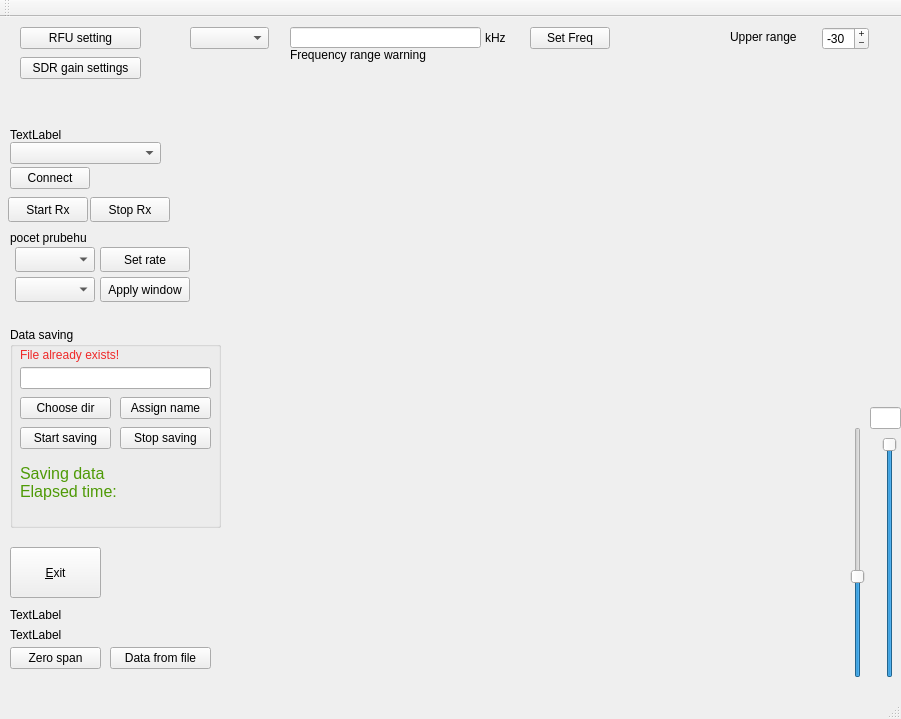
This is mainwindow.ui in petrsvobodnik/DP as Qt 5 draws it before an edit. The edited form follows.
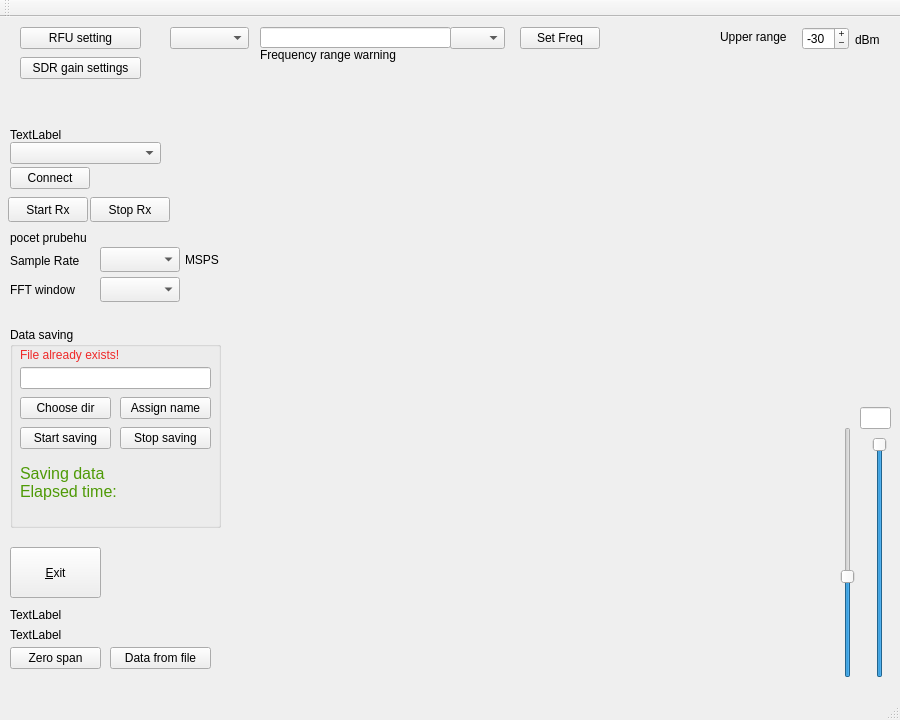
This is the edited form. Custom widgets are drawn as their Qt base class.

Patch:
```diff
--- a/mainwindow.ui
+++ b/mainwindow.ui
@@ -6,8 +6,8 @@
    <rect>
     <x>0</x>
     <y>0</y>
-    <width>901</width>
-    <height>719</height>
+    <width>900</width>
+    <height>720</height>
    </rect>
   </property>
   <property name="windowTitle">
@@ -96,9 +96,9 @@
     <property name="geometry">
      <rect>
       <x>230</x>
-      <y>49</y>
-      <width>661</width>
-      <height>331</height>
+      <y>69</y>
+      <width>651</width>
+      <height>311</height>
      </rect>
     </property>
     <property name="palette">
@@ -520,7 +520,7 @@
    <widget class="QComboBox" name="CBwinShape">
     <property name="geometry">
      <rect>
-      <x>15</x>
+      <x>100</x>
       <y>260</y>
       <width>80</width>
       <height>25</height>
@@ -530,7 +530,7 @@
    <widget class="QComboBox" name="CBfreq">
     <property name="geometry">
      <rect>
-      <x>190</x>
+      <x>170</x>
       <y>10</y>
       <width>79</width>
       <height>22</height>
@@ -540,7 +540,7 @@
    <widget class="QLineEdit" name="LEfreq">
     <property name="geometry">
      <rect>
-      <x>290</x>
+      <x>260</x>
       <y>10</y>
       <width>191</width>
       <height>21</height>
@@ -550,7 +550,7 @@
    <widget class="QPushButton" name="PBsetFreq">
     <property name="geometry">
      <rect>
-      <x>530</x>
+      <x>520</x>
       <y>10</y>
       <width>80</width>
       <height>22</height>
@@ -560,23 +560,10 @@
      <string>Set Freq</string>
     </property>
    </widget>
-   <widget class="QLabel" name="label_4">
-    <property name="geometry">
-     <rect>
-      <x>485</x>
-      <y>13</y>
-      <width>31</width>
-      <height>16</height>
-     </rect>
-    </property>
-    <property name="text">
-     <string>kHz</string>
-    </property>
-   </widget>
    <widget class="QLabel" name="label_5">
     <property name="geometry">
      <rect>
-      <x>290</x>
+      <x>260</x>
       <y>30</y>
       <width>271</width>
       <height>16</height>
@@ -626,7 +613,7 @@
    <widget class="QSpinBox" name="SBupperRange">
     <property name="geometry">
      <rect>
-      <x>822</x>
+      <x>802</x>
       <y>10</y>
       <width>47</width>
       <height>23</height>
@@ -651,7 +638,7 @@
    <widget class="QLabel" name="label_6">
     <property name="geometry">
      <rect>
-      <x>730</x>
+      <x>720</x>
       <y>10</y>
       <width>81</width>
       <height>20</height>
@@ -713,41 +700,15 @@
      <string>TextLabel</string>
     </property>
    </widget>
-   <widget class="QPushButton" name="PBsetWinShape">
-    <property name="geometry">
-     <rect>
-      <x>100</x>
-      <y>260</y>
-      <width>90</width>
-      <height>25</height>
-     </rect>
-    </property>
-    <property name="text">
-     <string>Apply window</string>
-    </property>
-   </widget>
    <widget class="QComboBox" name="CBsampleRate">
     <property name="geometry">
      <rect>
-      <x>15</x>
-      <y>230</y>
-      <width>80</width>
-      <height>25</height>
-     </rect>
-    </property>
-   </widget>
-   <widget class="QPushButton" name="PBSampleRate">
-    <property name="geometry">
-     <rect>
       <x>100</x>
       <y>230</y>
-      <width>90</width>
+      <width>80</width>
       <height>25</height>
      </rect>
     </property>
-    <property name="text">
-     <string>Set rate</string>
-    </property>
    </widget>
    <widget class="QPushButton" name="PBrfuSetting">
     <property name="geometry">
@@ -780,7 +741,7 @@
      <rect>
       <x>230</x>
       <y>400</y>
-      <width>611</width>
+      <width>601</width>
       <height>261</height>
      </rect>
     </property>
@@ -1010,7 +971,7 @@
    <widget class="QSlider" name="SliderColorScale">
     <property name="geometry">
      <rect>
-      <x>880</x>
+      <x>870</x>
       <y>420</y>
       <width>20</width>
       <height>241</height>
@@ -1032,7 +993,7 @@
    <widget class="QLineEdit" name="LEupperWF">
     <property name="geometry">
      <rect>
-      <x>870</x>
+      <x>860</x>
       <y>390</y>
       <width>31</width>
       <height>22</height>
@@ -1042,7 +1003,7 @@
    <widget class="QSlider" name="SliderScaling">
     <property name="geometry">
      <rect>
-      <x>850</x>
+      <x>840</x>
       <y>410</y>
       <width>16</width>
       <height>251</height>
@@ -1081,6 +1042,68 @@
      <number>11</number>
     </property>
    </widget>
+   <widget class="QLabel" name="label">
+    <property name="geometry">
+     <rect>
+      <x>10</x>
+      <y>236</y>
+      <width>91</width>
+      <height>16</height>
+     </rect>
+    </property>
+    <property name="text">
+     <string>Sample Rate</string>
+    </property>
+   </widget>
+   <widget class="QLabel" name="label_3">
+    <property name="geometry">
+     <rect>
+      <x>10</x>
+      <y>265</y>
+      <width>81</width>
+      <height>16</height>
+     </rect>
+    </property>
+    <property name="text">
+     <string>FFT window</string>
+    </property>
+   </widget>
+   <widget class="QLabel" name="label_7">
+    <property name="geometry">
+     <rect>
+      <x>185</x>
+      <y>235</y>
+      <width>41</width>
+      <height>16</height>
+     </rect>
+    </property>
+    <property name="text">
+     <string>MSPS</string>
+    </property>
+   </widget>
+   <widget class="QLabel" name="label_8">
+    <property name="geometry">
+     <rect>
+      <x>855</x>
+      <y>15</y>
+      <width>41</width>
+      <height>16</height>
+     </rect>
+    </property>
+    <property name="text">
+     <string>dBm</string>
+    </property>
+   </widget>
+   <widget class="QComboBox" name="CBunits">
+    <property name="geometry">
+     <rect>
+      <x>450</x>
+      <y>10</y>
+      <width>55</width>
+      <height>22</height>
+     </rect>
+    </property>
+   </widget>
   </widget>
   <widget class="QMenuBar" name="menuBar">
    <property name="geometry">
```
Left out of the diff: 4 changed lines with no effect on the pictures.
